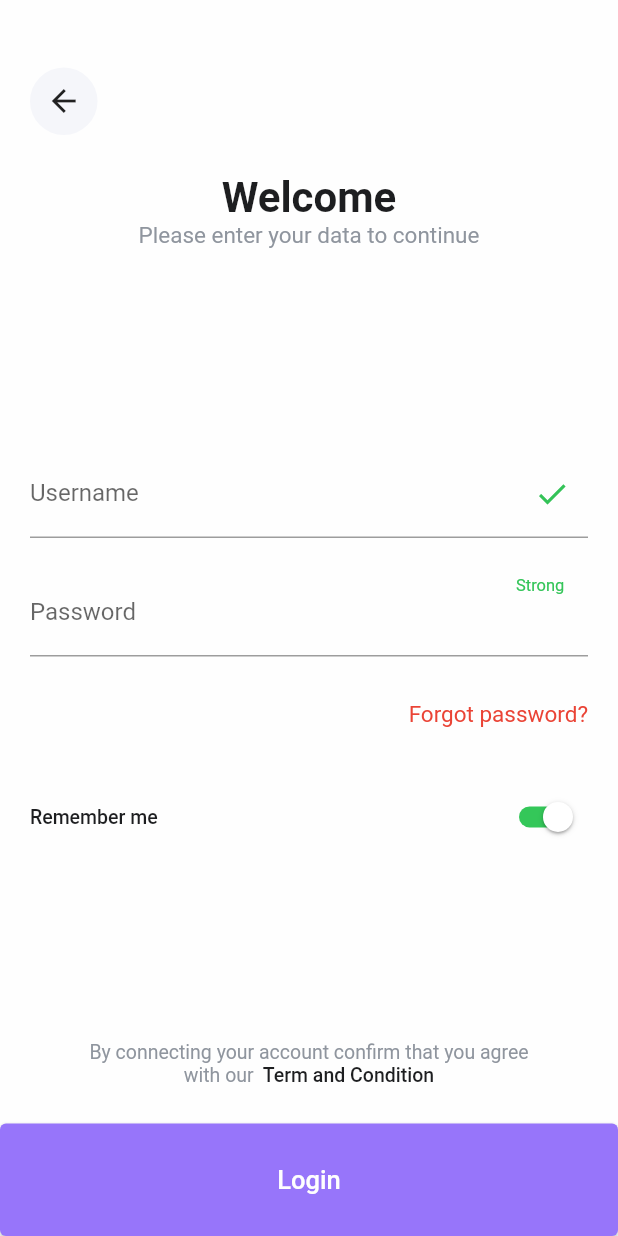
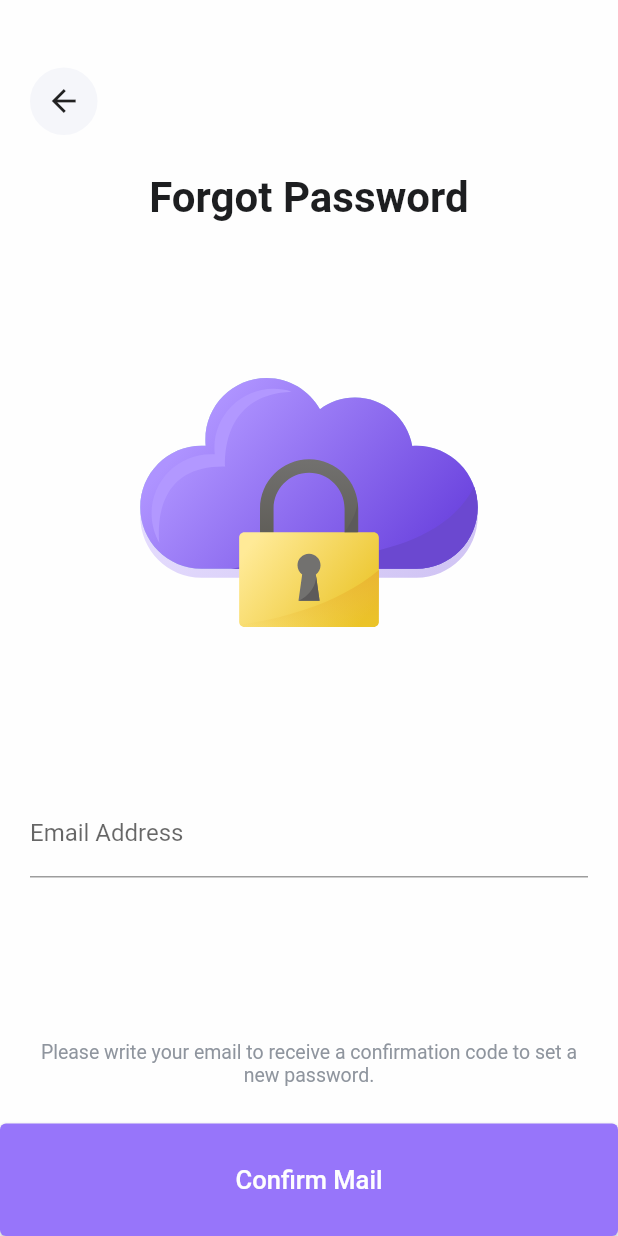
Before and after one commit to muhriddinbek-off/online_shop_app, a Flutter app: the WelcomePage screen opened by its route, after a tap on "Login", on a phone screen of 412 x 824 dp. Run offline on Flutter 3.47's test engine with Material 2 defaults, Android fonts, the phone set to English and light mode, and no system bars; our stand-ins replace flutter_svg.

Commit message:
welcome pages final

```diff
--- a/lib/main.dart
+++ b/lib/main.dart
@@ -1,8 +1,10 @@
 import 'package:flutter/material.dart';
 import 'package:online_shop_app/screens/Skip.dart';
+import 'package:online_shop_app/screens/forgot_password.dart';
 import 'package:online_shop_app/screens/get_started.dart';
 import 'package:online_shop_app/screens/sign_up.dart';
 import 'package:online_shop_app/screens/start_page.dart';
+import 'package:online_shop_app/screens/verification_code.dart';
 import 'package:online_shop_app/screens/welcome_page.dart';
 
 void main() {
@@ -23,6 +25,8 @@ class MyApp extends StatelessWidget {
         "get-started": (context) => const GetStarted(),
         "sign-up": (context) => const SignUpPage(),
         'welcome-page': (context) => const WelcomePage(),
+        'forget-password': (context) => const ForgetPassword(),
+        'verification-code': (context) => const VeriticationCode(),
       },
     );
   }
--- /dev/null
+++ b/lib/screens/forgot_password.dart
@@ -0,0 +1,60 @@
+import 'package:flutter/material.dart';
+import 'package:online_shop_app/widget/buttons/arrow_back.dart';
+import 'package:flutter_svg/flutter_svg.dart';
+import 'package:online_shop_app/widget/buttons/button_topics.dart';
+
+import '../widget/text_field/input_text.dart';
+
+class ForgetPassword extends StatelessWidget {
+  const ForgetPassword({super.key});
+
+  @override
+  Widget build(BuildContext context) {
+    return Scaffold(
+      backgroundColor: const Color(0xFFFEFEFE),
+      body: SingleChildScrollView(
+        child: SizedBox(
+          height: MediaQuery.of(context).size.height * 1,
+          child: Column(
+            crossAxisAlignment: CrossAxisAlignment.start,
+            children: [
+              const SizedBox(height: 45),
+              const ArrowBack(),
+              const SizedBox(height: 25),
+              Row(
+                mainAxisAlignment: MainAxisAlignment.center,
+                children: const [
+                  Text('Forgot Password', style: TextStyle(fontSize: 28, fontWeight: FontWeight.w600, color: Color(0xFF1D1E20))),
+                ],
+              ),
+              const SizedBox(height: 60),
+              Row(
+                mainAxisAlignment: MainAxisAlignment.center,
+                children: [
+                  SvgPicture.asset('assets/images/password.svg'),
+                ],
+              ),
+              const SizedBox(height: 80),
+              const InputTextField(textLabel: 'Email Address', iconWidget: Icon(Icons.done, color: Color(0xFFFEFEFE))),
+              Expanded(child: Container()),
+              const Padding(
+                padding: EdgeInsets.symmetric(horizontal: 20, vertical: 25),
+                child: Text('Please write your email to receive a confirmation code to set a new password.', textAlign: TextAlign.center, style: TextStyle(fontSize: 13, fontWeight: FontWeight.w400, color: Color(0xFF8F959E))),
+              ),
+              Column(
+                crossAxisAlignment: CrossAxisAlignment.stretch,
+                children: [
+                  ButtonTopics(
+                      title: 'Confirm Mail',
+                      onchange: () {
+                        Navigator.pushNamed(context, 'verification-code');
+                      }),
+                ],
+              ),
+            ],
+          ),
+        ),
+      ),
+    );
+  }
+}
--- a/lib/screens/welcome_page.dart
+++ b/lib/screens/welcome_page.dart
@@ -62,7 +62,11 @@ class WelcomePage extends StatelessWidget {
               Column(
                 crossAxisAlignment: CrossAxisAlignment.stretch,
                 children: [
-                  ButtonTopics(title: 'Login', onchange: () {}),
+                  ButtonTopics(
+                      title: 'Login',
+                      onchange: () {
+                        Navigator.pushNamed(context, 'forget-password');
+                      }),
                 ],
               ),
             ],
```
Also changed, not shown: lib/screens/verification_code.dart (added, +51 -0 lines), lib/widget/box_container.dart (added, +23 -0 lines), assets/images/password.svg (added).
